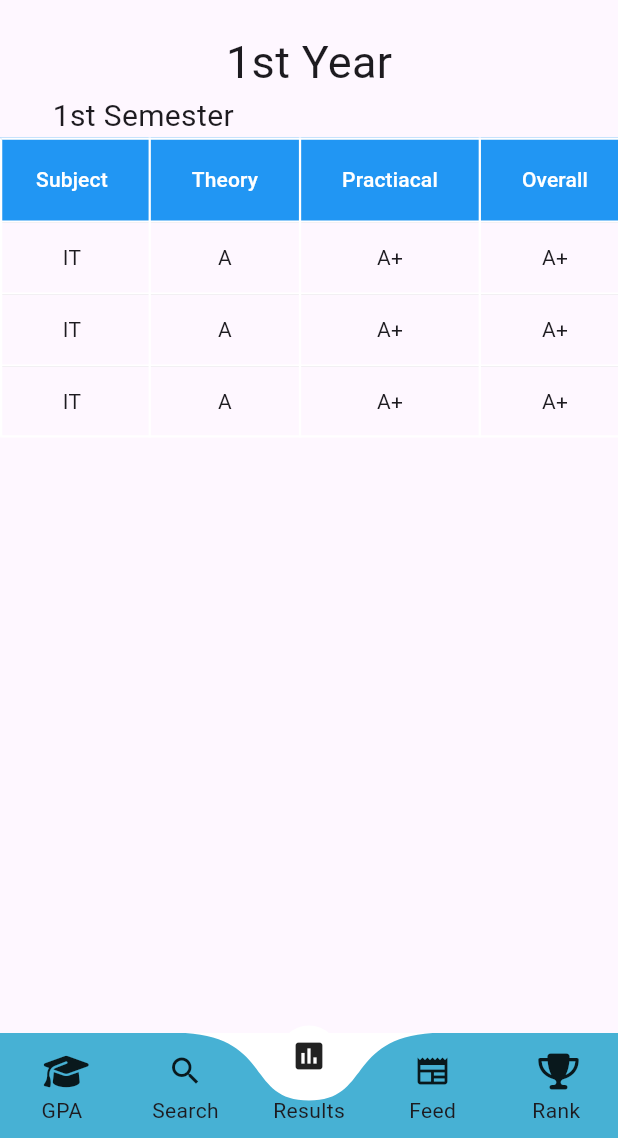
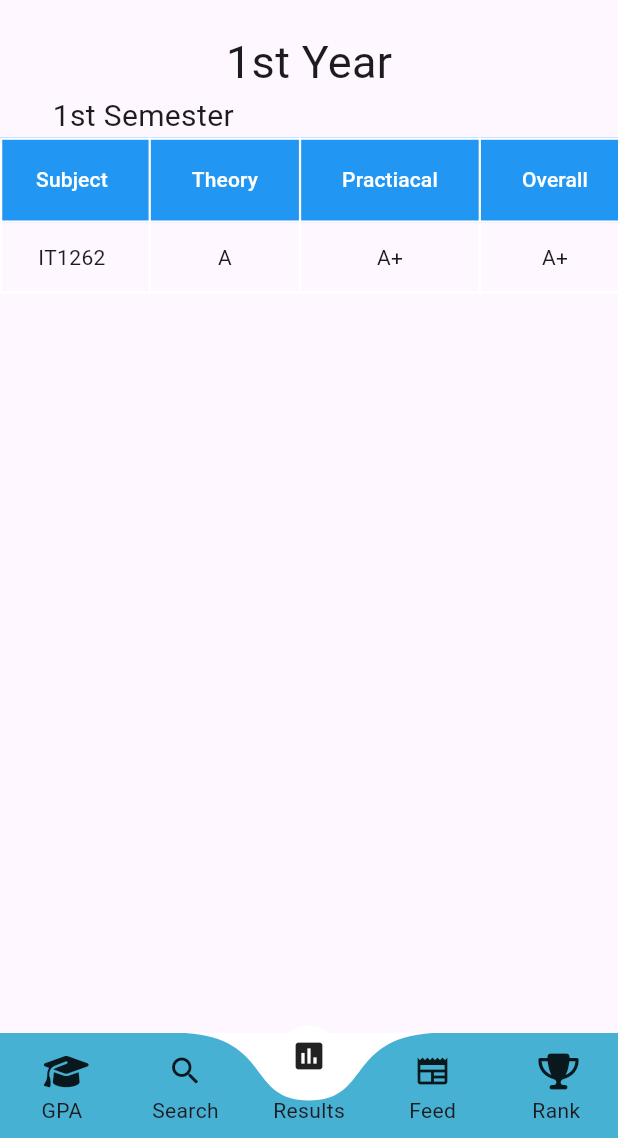
Before and after one commit to mrnipundilshan/Exam-Result-View-App, a Flutter app: the viewpage screen opened directly, on a phone screen of 412 x 824 dp, the part 98-1236 px from its top. Run offline on Flutter 3.47's test engine with Material 3 defaults, Android fonts, the phone set to English and light mode, and no system bars; drawn by our look-alikes of curved_labeled_navigation_bar; our stand-ins replace cloud_firestore, firebase_core, font_awesome_flutter; accounts and stored records are empty.

```diff
--- a/lib/main.dart
+++ b/lib/main.dart
@@ -22,7 +22,7 @@ class MyApp extends StatelessWidget {
         theme: ThemeData(
           primarySwatch: Colors.blue,
         ),
-        home: test(),
+        home: viewpage(),
       ),
     );
   }
--- a/lib/pages/Result.dart
+++ b/lib/pages/Result.dart
@@ -59,23 +59,7 @@ class Result extends StatelessWidget {
             rows: const [
               DataRow(
                 cells: [
-                  DataCell(Center(child: Text('IT'))),
-                  DataCell(Center(child: Text('A'))),
-                  DataCell(Center(child: Text('A+'))),
-                  DataCell(Center(child: Text('A+'))),
-                ],
-              ),
-              DataRow(
-                cells: [
-                  DataCell(Center(child: Text('IT'))),
-                  DataCell(Center(child: Text('A'))),
-                  DataCell(Center(child: Text('A+'))),
-                  DataCell(Center(child: Text('A+'))),
-                ],
-              ),
-              DataRow(
-                cells: [
-                  DataCell(Center(child: Text('IT'))),
+                  DataCell(Center(child: Text('IT1262'))),
                   DataCell(Center(child: Text('A'))),
                   DataCell(Center(child: Text('A+'))),
                   DataCell(Center(child: Text('A+'))),
```
